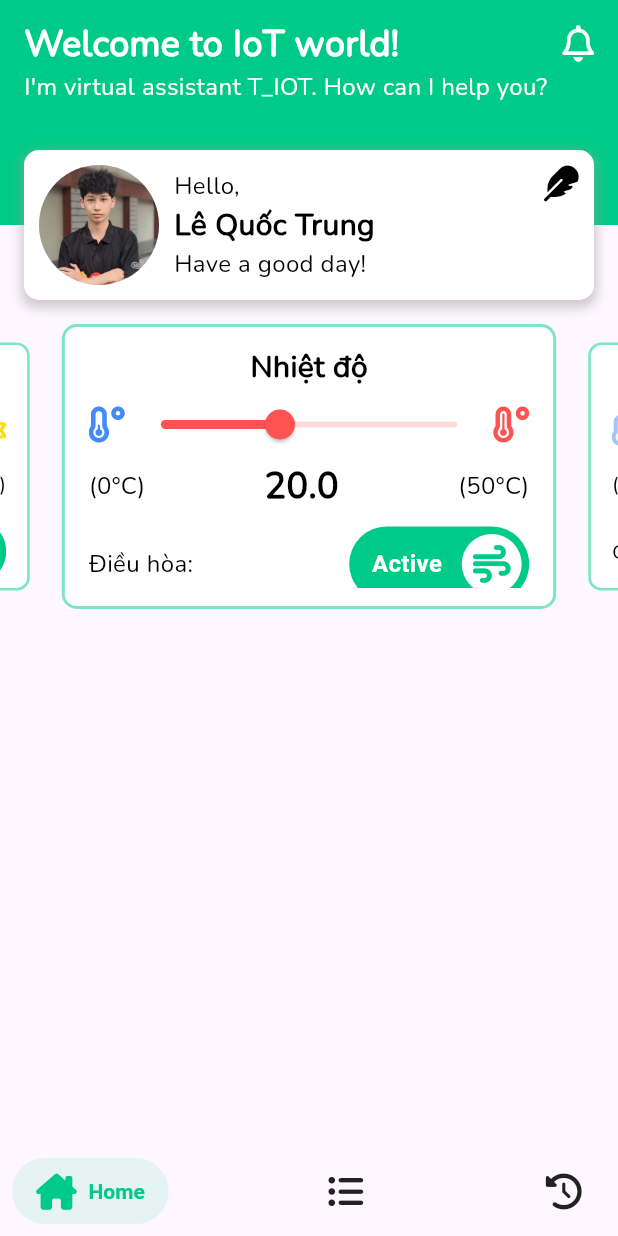
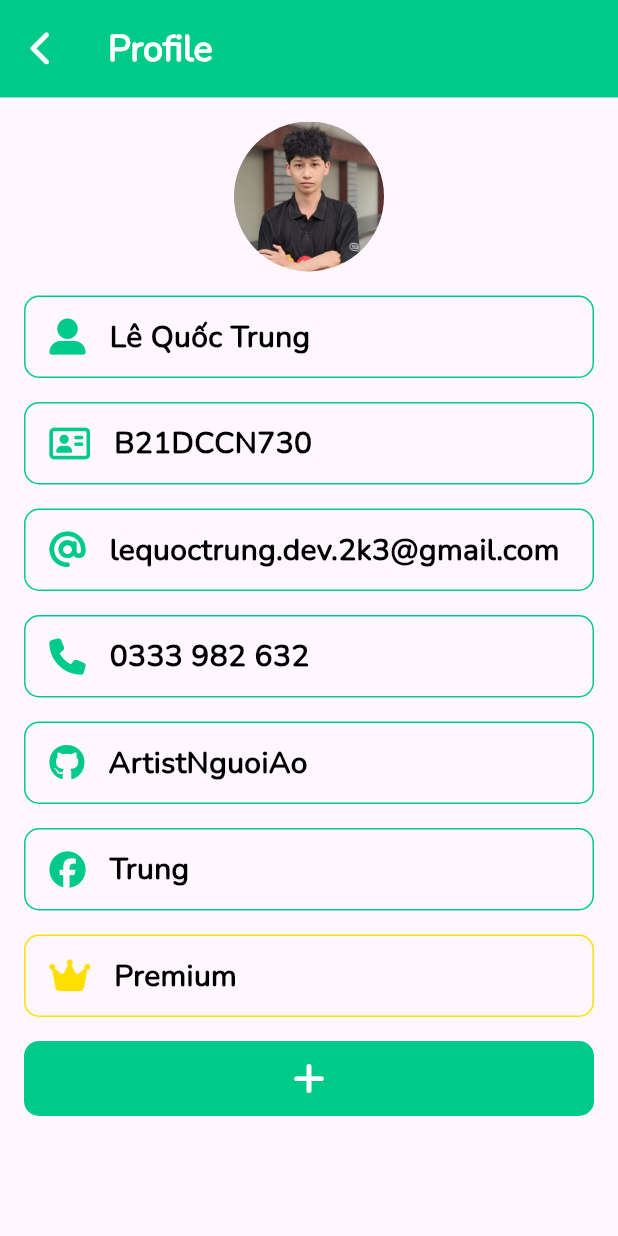
Before and after one commit to ArtistNguoiAo/BTL_IOT, a Flutter app: the screen it shows after launch, after a tap on "Hello,", on a phone screen of 412 x 824 dp. Run offline on Flutter 3.47's test engine with Material 3 defaults, Android fonts, the phone set to English and light mode, and no system bars; drawn by our look-alikes of carousel_slider, lite_rolling_switch, salomon_bottom_bar; our stand-ins replace bloc, flutter_animate, flutter_bloc, flutter_svg, font_awesome_flutter; statements that could not run were skipped.

Commit message:
profile screen

```diff
--- a/lib/core/route/app_route.dart
+++ b/lib/core/route/app_route.dart
@@ -1,3 +1,4 @@
+import 'package:btl_iot/profile_screen/view/profile_screen.dart';
 import 'package:btl_iot/salomon_screen/view/salomon_screen.dart';
 import 'package:btl_iot/splash_screen/view/splash_screen.dart';
 import 'package:flutter/material.dart';
@@ -5,6 +6,7 @@ import 'package:flutter/material.dart';
 class AppRoutes {
   static const String splash = '/splash';
   static const String salomon = '/salomon';
+  static const String profile = '/profile';
 
   static Route<dynamic> generateRoute(RouteSettings settings) {
     switch (settings.name) {
@@ -12,6 +14,8 @@ class AppRoutes {
         return MaterialPageRoute(builder: (_) => const SplashScreen());
       case salomon:
         return MaterialPageRoute(builder: (_) => const SalomonScreen());
+      case profile:
+        return MaterialPageRoute(builder: (_) => const ProfileScreen());
       default:
         return MaterialPageRoute(builder: (_) => const Scaffold(body: Center(child: Text('Error!'))));
     }
--- a/lib/core/utils/color_utils.dart
+++ b/lib/core/utils/color_utils.dart
@@ -7,5 +7,5 @@ class ColorUtils {
   static Color grey = const Color(0xFF9E9E9E);
   static Color redAccent = Colors.redAccent;
   static Color blueAccent = Colors.blueAccent;
-  static Color yellowGold= const Color(0xFFFFDF00);
+  static Color yellowGold = const Color(0xFFFFDF00);
 }
--- /dev/null
+++ b/lib/profile_screen/cubit/profile_cubit.dart
@@ -0,0 +1,8 @@
+import 'package:bloc/bloc.dart';
+import 'package:meta/meta.dart';
+
+part 'profile_state.dart';
+
+class ProfileCubit extends Cubit<ProfileState> {
+  ProfileCubit() : super(ProfileInitial());
+}
--- /dev/null
+++ b/lib/profile_screen/cubit/profile_state.dart
@@ -0,0 +1,6 @@
+part of 'profile_cubit.dart';
+
+@immutable
+sealed class ProfileState {}
+
+final class ProfileInitial extends ProfileState {}
--- /dev/null
+++ b/lib/profile_screen/view/profile_screen.dart
@@ -0,0 +1,152 @@
+import 'package:btl_iot/core/utils/color_utils.dart';
+import 'package:btl_iot/core/utils/media_utils.dart';
+import 'package:btl_iot/core/utils/text_style_utils.dart';
+import 'package:flutter/cupertino.dart';
+import 'package:flutter/material.dart';
+import 'package:font_awesome_flutter/font_awesome_flutter.dart';
+
+class ProfileScreen extends StatefulWidget {
+  const ProfileScreen({super.key});
+
+  @override
+  State<ProfileScreen> createState() => _ProfileScreenState();
+}
+
+class _ProfileScreenState extends State<ProfileScreen> {
+  @override
+  Widget build(BuildContext context) {
+    return SafeArea(
+      child: Scaffold(
+        appBar: AppBar(
+          title: Text(
+            'Profile',
+            style: TextStyleUtils.textStyleNunitoS24W700White,
+          ),
+          toolbarHeight: 65,
+          backgroundColor: ColorUtils.primaryColor,
+          leading: InkWell(
+            onTap: () {
+              Navigator.pop(context);
+            },
+            child: Icon(
+              FontAwesomeIcons.chevronLeft,
+              color: ColorUtils.white,
+            ),
+          ),
+        ),
+        body: Padding(
+          padding: const EdgeInsets.all(16),
+          child: SingleChildScrollView(
+            child: Column(
+              children: [
+                _avatar(),
+                _spaceHeight(16),
+                _item(context, 'Lê Quốc Trung', FontAwesomeIcons.userLarge),
+                _spaceHeight(16),
+                _item(context, 'B21DCCN730', FontAwesomeIcons.addressCard),
+                _spaceHeight(16),
+                _item(context, 'lequoctrung.dev.2k3@gmail.com', FontAwesomeIcons.at),
+                _spaceHeight(16),
+                _item(context, '0333 982 632', FontAwesomeIcons.phone),
+                _spaceHeight(16),
+                _item(context, 'ArtistNguoiAo', FontAwesomeIcons.github),
+                _spaceHeight(16),
+                _item(context, 'Trung', FontAwesomeIcons.facebook),
+                _spaceHeight(16),
+                _itemPremium(),
+                _spaceHeight(16),
+                _buttonAdd(),
+              ],
+            ),
+          ),
+        ),
+      ),
+    );
+  }
+
+  Widget _avatar(){
+    return CircleAvatar(
+      radius: 50,
+      backgroundImage: AssetImage(MediaUtils.imgAvatar),
+    );
+  }
+
+  Widget _item(BuildContext context, String title, IconData icon) {
+    return Container(
+      padding: const EdgeInsets.symmetric(horizontal: 16, vertical: 12),
+      decoration: BoxDecoration(
+        borderRadius: BorderRadius.circular(10),
+        border: Border.all(
+          color: ColorUtils.primaryColor
+        ),
+      ),
+      child: Row(
+        children: [
+          FaIcon(
+            icon,
+            color: ColorUtils.primaryColor,
+          ),
+          const SizedBox(width: 16),
+          Text(
+            title,
+            style: TextStyleUtils.textStyleNunitoS20W700Black,
+          ),
+        ],
+      ),
+    );
+  }
+
+  Widget _itemPremium() {
+    return Container(
+      padding: const EdgeInsets.symmetric(horizontal: 16, vertical: 12),
+      decoration: BoxDecoration(
+        borderRadius: BorderRadius.circular(10),
+        border: Border.all(
+            color: ColorUtils.yellowGold,
+        ),
+      ),
+      child: Row(
+        children: [
+          FaIcon(
+            FontAwesomeIcons.crown,
+            color: ColorUtils.yellowGold,
+          ),
+          const SizedBox(width: 16),
+          Text(
+            'Premium',
+            style: TextStyleUtils.textStyleNunitoS20W700Black,
+          ),
+        ],
+      ),
+    );
+  }
+
+  Widget _spaceHeight(double height) {
+    return SizedBox(height: height);
+  }
+
+  Widget _buttonAdd() {
+    return Container(
+      padding: const EdgeInsets.symmetric(horizontal: 16, vertical: 12),
+      decoration: BoxDecoration(
+        borderRadius: BorderRadius.circular(10),
+        border: Border.all(
+          color: ColorUtils.primaryColor,
+        ),
+        color: ColorUtils.primaryColor,
+      ),
+      child: Center(
+        child: Row(
+          mainAxisSize: MainAxisSize.min,
+          children: [
+            FaIcon(
+              FontAwesomeIcons.plus,
+              color: ColorUtils.white,
+            ),
+
+          ],
+        ),
+      ),
+    );
+  }
+}
--- a/lib/salomon_screen/view/home_view.dart
+++ b/lib/salomon_screen/view/home_view.dart
@@ -1,3 +1,4 @@
+import 'package:btl_iot/core/route/app_route.dart';
 import 'package:btl_iot/core/utils/color_utils.dart';
 import 'package:btl_iot/core/utils/media_utils.dart';
 import 'package:btl_iot/core/utils/text_style_utils.dart';
@@ -9,13 +10,7 @@ import 'package:flutter_bloc/flutter_bloc.dart';
 import 'package:font_awesome_flutter/font_awesome_flutter.dart';
 
 class HomeView extends StatelessWidget {
-  HomeView({super.key});
-
-  final List<String> imgList = [
-    'Card1',
-    'Card2',
-    'Card3',
-  ];
+  const HomeView({super.key});
 
   @override
   Widget build(BuildContext context) {
@@ -82,7 +77,7 @@ class HomeView extends StatelessWidget {
               splashColor: Colors.transparent,
               highlightColor: Colors.transparent,
               onTap: () {
-
+                Navigator.pushNamed(context, AppRoutes.profile);
               },
               child: Container(
                 height: 100,
@@ -164,49 +159,43 @@ class HomeView extends StatelessWidget {
       CardIot(
         iconFirst: FontAwesomeIcons.temperatureLow,
         iconSecond: FontAwesomeIcons.temperatureHigh,
-        colorIconFirst: ColorUtils.blueAccent,
-        colorIconSecond: ColorUtils.redAccent,
-        colorSlider: ColorUtils.redAccent,
-        unitFirst: '(0°C)',
-        unitSecond: '(50°C)',
-        value: 20,
+        colorIcon: ColorUtils.redAccent,
+        unit: '°C',
+        value: 28,
         min: 0,
         max: 50,
         iconFeature: FontAwesomeIcons.wind,
         feature: 'Nhiệt độ',
         device: 'Điều hòa:',
+        checkActive: true,
         onTap: () {},
       ),
       CardIot(
-        iconFirst: FontAwesomeIcons.temperatureLow,
+        iconFirst: FontAwesomeIcons.droplet,
         iconSecond: FontAwesomeIcons.water,
-        colorIconFirst: ColorUtils.blueAccent.withOpacity(0.5),
-        colorIconSecond: ColorUtils.blueAccent,
-        colorSlider: ColorUtils.blueAccent,
-        unitFirst: '(20%)',
-        unitSecond: '(90%)',
-        value: 20,
-        min: 0,
-        max: 50,
+        colorIcon: ColorUtils.blueAccent,
+        unit: '%',
+        value: 65,
+        min: 20,
+        max: 90,
         iconFeature: FontAwesomeIcons.fan,
         feature: 'Độ ẩm',
         device: 'Quạt:',
+        checkActive: true,
         onTap: () {},
       ),
       CardIot(
         iconFirst: FontAwesomeIcons.moon,
         iconSecond: FontAwesomeIcons.sun,
-        colorIconFirst: ColorUtils.yellowGold.withOpacity(0.5),
-        colorIconSecond: ColorUtils.yellowGold,
-        colorSlider: ColorUtils.yellowGold,
-        unitFirst: '(6000Lux)',
-        unitSecond: '(1Lux)',
-        value: 20,
-        min: 0,
-        max: 50,
+        colorIcon: ColorUtils.yellowGold,
+        unit: 'Lux',
+        value: 450,
+        min: 1,
+        max: 1023,
         iconFeature: FontAwesomeIcons.lightbulb,
         feature: 'Ánh sáng',
         device: 'Đèn:',
+        checkActive: true,
         onTap: () {},
       ),
     ];
--- a/lib/salomon_screen/view/salomon_screen.dart
+++ b/lib/salomon_screen/view/salomon_screen.dart
@@ -17,7 +17,7 @@ class SalomonScreen extends StatefulWidget {
 
 class _SalomonScreenState extends State<SalomonScreen> {
   final List<Widget> _pages = [
-    HomeView(),
+    const HomeView(),
     const ListInfoView(),
     const HistoryView(),
   ];
--- a/lib/salomon_screen/widget/card_iot.dart
+++ b/lib/salomon_screen/widget/card_iot.dart
@@ -9,33 +9,29 @@ class CardIot extends StatelessWidget {
     super.key,
     required this.iconFirst,
     required this.iconSecond,
-    required this.colorIconFirst,
-    required this.colorIconSecond,
-    required this.colorSlider,
-    required this.unitFirst,
-    required this.unitSecond,
+    required this.colorIcon,
+    required this.unit,
     required this.value,
     required this.min,
     required this.max,
     required this.iconFeature,
     required this.feature,
     required this.device,
+    required this.checkActive,
     required this.onTap,
   });
 
   final IconData iconFirst;
   final IconData iconSecond;
-  final Color colorIconFirst;
-  final Color colorIconSecond;
-  final Color colorSlider;
-  final String unitFirst;
-  final String unitSecond;
+  final Color colorIcon;
+  final String unit;
   final double value;
   final double min;
   final double max;
   final IconData iconFeature;
   final String feature;
   final String device;
+  final bool checkActive;
   final Function onTap;
 
   @override
@@ -61,7 +57,7 @@ class CardIot extends StatelessWidget {
               children: [
                 FaIcon(
                   iconFirst,
-                  color: colorIconFirst,
+                  color: colorIcon,
                 ),
                 Expanded(
                   child: Slider(
@@ -70,20 +66,20 @@ class CardIot extends StatelessWidget {
                       min: min,
                       max: max,
                       divisions: 100,
-                      activeColor: colorSlider,
-                      inactiveColor: colorSlider.withOpacity(0.2),
+                      activeColor: colorIcon,
+                      inactiveColor: colorIcon.withOpacity(0.2),
                     )
                 ),
                 FaIcon(
                   iconSecond,
-                  color: colorIconSecond,
+                  color: colorIcon,
                 ),
               ],
             ),
             Row(
               children: [
                 Text(
-                  unitFirst,
+                  '(${min.toInt()}$unit)',
                   style: TextStyleUtils.textStyleNunitoS16W400Black,
                 ),
                 Expanded(
@@ -95,7 +91,7 @@ class CardIot extends StatelessWidget {
                   ),
                 ),
                 Text(
-                  unitSecond,
+                  '(${max.toInt()}$unit)',
                   style: TextStyleUtils.textStyleNunitoS16W400Black,
                 ),
               ],
@@ -110,7 +106,7 @@ class CardIot extends StatelessWidget {
                 Expanded(child: Container()),
                 //const SizedBox(width: 10),
                 LiteRollingSwitch(
-                  value: true,
+                  value: checkActive,
                   width: 120,
                   textOn: 'Active',
                   textOff: 'Inactive',
```
